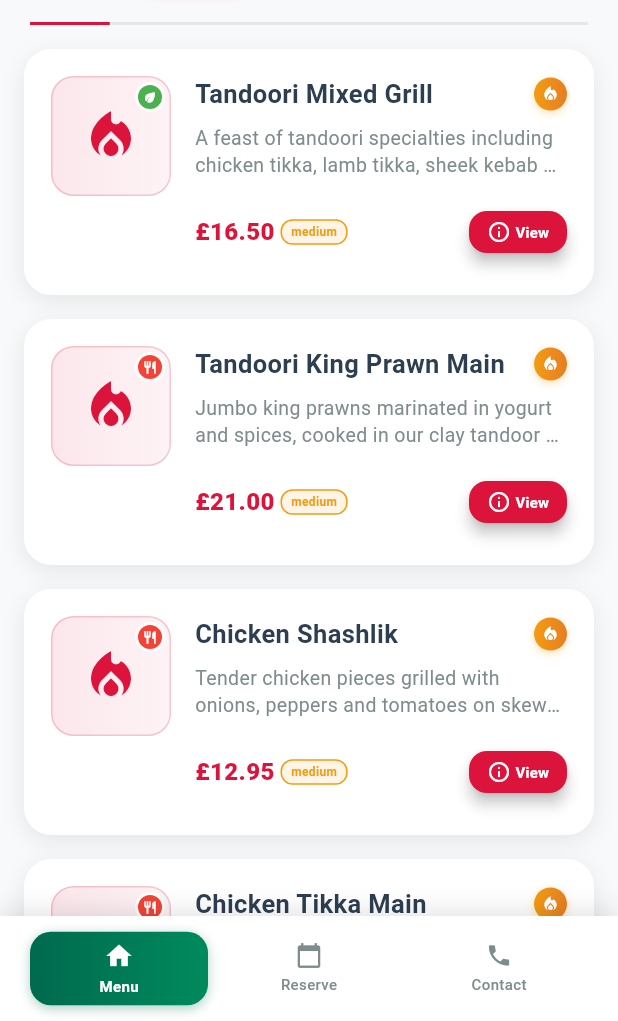
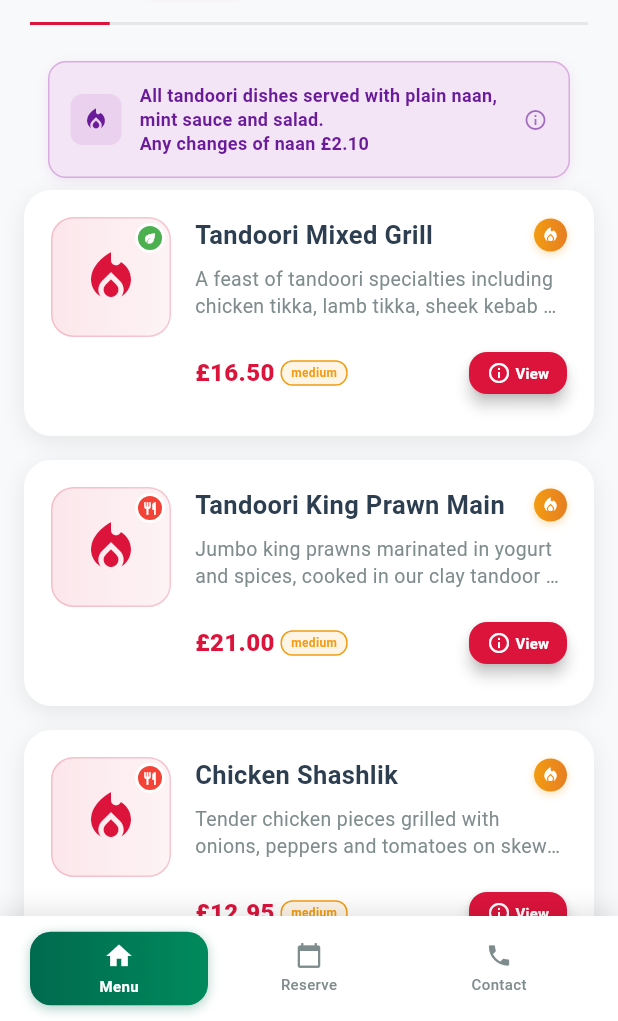
Before and after one commit to Ali34f/my_flutter_app, a Flutter app: the HomeScreen screen opened directly, tab 2 chosen, on a phone screen of 412 x 824 dp, the part 215-1236 px from its top. Run offline on Flutter 3.47's test engine with Material 3 defaults, Android fonts, the phone set to English and light mode, and no system bars; our stand-ins replace firebase_auth, firebase_core; accounts and stored records are empty; Roboto replaces fonts that are missing (Georgia).

Commit message:
update home_screen.dart
- made some changes in home_screen.dart to ensure it shows important information if they customer wants to change a few things when they order the information is displayed

```diff
--- a/lib/home_screen.dart
+++ b/lib/home_screen.dart
@@ -1419,6 +1419,212 @@ class _HomeScreenState extends State<HomeScreen> with TickerProviderStateMixin {
     );
   }
 
+  Widget _buildEnhancedCategoryTabs() {
+    return Container(
+      decoration: BoxDecoration(
+        color: const Color(0xFFF8F9FA),
+        boxShadow: [
+          BoxShadow(
+            color: Colors.black.withOpacity(0.05),
+            blurRadius: 8,
+            offset: const Offset(0, 2),
+          ),
+        ],
+      ),
+      child: Column(
+        children: [
+          const SizedBox(height: 16),
+          SizedBox(
+            height: 50,
+            child: TabBar(
+              controller: _tabController,
+              isScrollable: true,
+              indicatorColor: Colors.transparent,
+              dividerColor: Colors.transparent,
+              labelColor: Colors.white,
+              unselectedLabelColor: const Color(0xFFDC143C),
+              labelStyle: const TextStyle(
+                fontSize: 11,
+                fontWeight: FontWeight.w600,
+              ),
+              unselectedLabelStyle: const TextStyle(
+                fontSize: 11,
+                fontWeight: FontWeight.w500,
+              ),
+              padding: const EdgeInsets.symmetric(horizontal: 8),
+              tabAlignment: TabAlignment.start,
+              labelPadding: const EdgeInsets.symmetric(horizontal: 3),
+              tabs: List.generate(categories.length, (index) {
+                final isSelected = _tabController.index == index;
+                return Tab(
+                  child: Container(
+                    constraints: const BoxConstraints(
+                      minWidth: 65,
+                      maxWidth: 120,
+                      minHeight: 32,
+                    ),
+                    padding: const EdgeInsets.symmetric(
+                      horizontal: 8,
+                      vertical: 4,
+                    ),
+                    decoration: BoxDecoration(
+                      gradient: isSelected
+                          ? const LinearGradient(
+                              colors: [Color(0xFFDC143C), Color(0xFFE74C3C)],
+                            )
+                          : null,
+                      color: isSelected ? null : Colors.white,
+                      borderRadius: BorderRadius.circular(16),
+                      border: Border.all(
+                        color: const Color(0xFFDC143C),
+                        width: 1.2,
+                      ),
+                      boxShadow: isSelected
+                          ? [
+                              BoxShadow(
+                                color: const Color(0xFFDC143C).withOpacity(0.3),
+                                blurRadius: 4,
+                                offset: const Offset(0, 2),
+                              ),
+                            ]
+                          : null,
+                    ),
+                    child: Row(
+                      mainAxisSize: MainAxisSize.min,
+                      mainAxisAlignment: MainAxisAlignment.center,
+                      children: [
+                        Icon(
+                          categoryIcons[index % categoryIcons.length],
+                          size: 12,
+                        ),
+                        const SizedBox(width: 3),
+                        Flexible(
+                          child: Text(
+                            categories[index].trim(),
+                            overflow: TextOverflow.ellipsis,
+                            maxLines: 1,
+                            textAlign: TextAlign.center,
+                          ),
+                        ),
+                      ],
+                    ),
+                  ),
+                );
+              }),
+            ),
+          ),
+          const SizedBox(height: 10),
+          Container(
+            height: 2,
+            margin: const EdgeInsets.symmetric(horizontal: 20),
+            child: LinearProgressIndicator(
+              value: (_tabController.index + 1) / categories.length,
+              backgroundColor: Colors.grey.withOpacity(0.2),
+              valueColor: const AlwaysStoppedAnimation<Color>(
+                Color(0xFFDC143C),
+              ),
+            ),
+          ),
+          const SizedBox(height: 8),
+        ],
+      ),
+    );
+  }
+
+  Widget _buildCategoryNotice(String category) {
+    String? notice;
+    Color backgroundColor;
+    Color textColor;
+    Color borderColor;
+    IconData icon;
+
+    switch (category.toLowerCase()) {
+      case 'curries':
+      case 'house specials':
+      case 'seafood':
+      case 'vegetarian':
+      case 'balti dishes':
+        notice =
+            'Served with free plain rice, pilau rice, naan or chips.\nAny other rice or naan £2.10 extra';
+        backgroundColor = const Color(0xFFE8F5E8); // Light green background
+        textColor = const Color(0xFF2E7D32); // Dark green text
+        borderColor = const Color(0xFF4CAF50); // Medium green border
+        icon = Icons.rice_bowl;
+        break;
+
+      case 'starters':
+        notice = 'All starters served with mint sauce and salad';
+        backgroundColor = const Color(0xFFFEEBEE); // Light red background
+        textColor = const Color(0xFFC62828); // Dark red text
+        borderColor = const Color(0xFFE57373); // Medium red border
+        icon = Icons.restaurant;
+        break;
+
+      case 'side dishes':
+        notice =
+            'All vegetable dishes available as main course extra £3.50.\nAlso served with free plain rice, pilau rice, naan or chips.\nAny changes £2.10 extra';
+        backgroundColor = const Color(0xFFFFF8E1); // Light orange background
+        textColor = const Color(0xFFE65100); // Dark orange text
+        borderColor = const Color(0xFFFFB74D); // Medium orange border
+        icon = Icons.eco;
+        break;
+
+      case 'tandoori':
+        notice =
+            'All tandoori dishes served with plain naan, mint sauce and salad.\nAny changes of naan £2.10';
+        backgroundColor = const Color(0xFFF3E5F5); // Light purple background
+        textColor = const Color(0xFF6A1B9A); // Dark purple text
+        borderColor = const Color(0xFF9C27B0); // Medium purple border
+        icon = Icons.local_fire_department;
+        break;
+
+      default:
+        return const SizedBox.shrink();
+    }
+
+    return Container(
+      margin: const EdgeInsets.fromLTRB(16, 8, 16, 0),
+      padding: const EdgeInsets.all(14),
+      decoration: BoxDecoration(
+        color: backgroundColor,
+        borderRadius: BorderRadius.circular(12),
+        border: Border.all(color: borderColor.withOpacity(0.3), width: 1),
+        boxShadow: [
+          BoxShadow(
+            color: borderColor.withOpacity(0.1),
+            blurRadius: 6,
+            offset: const Offset(0, 2),
+          ),
+        ],
+      ),
+      child: Row(
+        children: [
+          Container(
+            padding: const EdgeInsets.all(8),
+            decoration: BoxDecoration(
+              color: borderColor.withOpacity(0.1),
+              borderRadius: BorderRadius.circular(8),
+            ),
+            child: Icon(icon, color: textColor, size: 18),
+          ),
+          const SizedBox(width: 12),
+          Expanded(
+            child: Text(
+              notice,
+              style: TextStyle(
+                color: textColor,
+                fontSize: 12,
+                fontWeight: FontWeight.w600,
+                height: 1.3,
+              ),
+            ),
+          ),
+          Icon(Icons.info_outline, color: textColor.withOpacity(0.6), size: 16),
+        ],
+      ),
+    );
+  }
+
   Widget _buildMenuItems(String category) {
     final allItems = MenuService.getItemsByCategory(category);
 
@@ -1456,9 +1662,19 @@ class _HomeScreenState extends State<HomeScreen> with TickerProviderStateMixin {
       color: const Color(0xFFF8F9FA),
       child: ListView.builder(
         padding: const EdgeInsets.symmetric(horizontal: 16, vertical: 8),
-        itemCount: groupedItems.length,
+        itemCount: groupedItems.length + 1, // +1 for the notice
         itemBuilder: (context, index) {
-          final itemGroup = groupedItems.values.elementAt(index);
+          // First item is the category notice
+          if (index == 0) {
+            return Padding(
+              padding: const EdgeInsets.only(bottom: 8),
+              child: _buildCategoryNotice(category),
+            );
+          }
+
+          // Adjust index for actual menu items
+          final actualIndex = index - 1;
+          final itemGroup = groupedItems.values.elementAt(actualIndex);
           final firstItem = itemGroup.first;
 
           // Get the price range for display
@@ -1929,118 +2145,6 @@ class _HomeScreenState extends State<HomeScreen> with TickerProviderStateMixin {
     );
   }
 
-  Widget _buildEnhancedCategoryTabs() {
-    return Container(
-      decoration: BoxDecoration(
-        color: const Color(0xFFF8F9FA),
-        boxShadow: [
-          BoxShadow(
-            color: Colors.black.withOpacity(0.05),
-            blurRadius: 8,
-            offset: const Offset(0, 2),
-          ),
-        ],
-      ),
-      child: Column(
-        children: [
-          const SizedBox(height: 16),
-          SizedBox(
-            height: 50,
-            child: TabBar(
-              controller: _tabController,
-              isScrollable: true,
-              indicatorColor: Colors.transparent,
-              dividerColor: Colors.transparent,
-              labelColor: Colors.white,
-              unselectedLabelColor: const Color(0xFFDC143C),
-              labelStyle: const TextStyle(
-                fontSize: 11,
-                fontWeight: FontWeight.w600,
-              ),
-              unselectedLabelStyle: const TextStyle(
-                fontSize: 11,
-                fontWeight: FontWeight.w500,
-              ),
-              padding: const EdgeInsets.symmetric(horizontal: 8),
-              tabAlignment: TabAlignment.start,
-              labelPadding: const EdgeInsets.symmetric(horizontal: 3),
-              tabs: List.generate(categories.length, (index) {
-                final isSelected = _tabController.index == index;
-                return Tab(
-                  child: Container(
-                    constraints: const BoxConstraints(
-                      minWidth: 65,
-                      maxWidth: 120,
-                      minHeight: 32,
-                    ),
-                    padding: const EdgeInsets.symmetric(
-                      horizontal: 8,
-                      vertical: 4,
-                    ),
-                    decoration: BoxDecoration(
-                      gradient: isSelected
-                          ? const LinearGradient(
-                              colors: [Color(0xFFDC143C), Color(0xFFE74C3C)],
-                            )
-                          : null,
-                      color: isSelected ? null : Colors.white,
-                      borderRadius: BorderRadius.circular(16),
-                      border: Border.all(
-                        color: const Color(0xFFDC143C),
-                        width: 1.2,
-                      ),
-                      boxShadow: isSelected
-                          ? [
-                              BoxShadow(
-                                color: const Color(0xFFDC143C).withOpacity(0.3),
-                                blurRadius: 4,
-                                offset: const Offset(0, 2),
-                              ),
-                            ]
-                          : null,
-                    ),
-                    child: Row(
-                      mainAxisSize: MainAxisSize.min,
-                      mainAxisAlignment: MainAxisAlignment.center,
-                      children: [
-                        Icon(
-                          categoryIcons[index % categoryIcons.length],
-                          size: 12,
-                        ),
-                        const SizedBox(width: 3),
-                        Flexible(
-                          child: Text(
-                            categories[index].trim(),
-                            overflow: TextOverflow.ellipsis,
-                            maxLines: 1,
-                            textAlign: TextAlign.center,
-                          ),
-                        ),
-                      ],
-                    ),
-                  ),
-                );
-              }),
-            ),
-          ),
-          const SizedBox(height: 10),
-          Container(
-            height: 2,
-            margin: const EdgeInsets.symmetric(horizontal: 20),
-            child: LinearProgressIndicator(
-              value: (_tabController.index + 1) / categories.length,
-              backgroundColor: Colors.grey.withOpacity(0.2),
-              valueColor: const AlwaysStoppedAnimation<Color>(
-                Color(0xFFDC143C),
-              ),
-            ),
-          ),
-          const SizedBox(height: 8),
-        ],
-      ),
-    );
-  }
-
   Widget _buildEnhancedBottomNavigation() {
     return Container(
       decoration: BoxDecoration(
```
